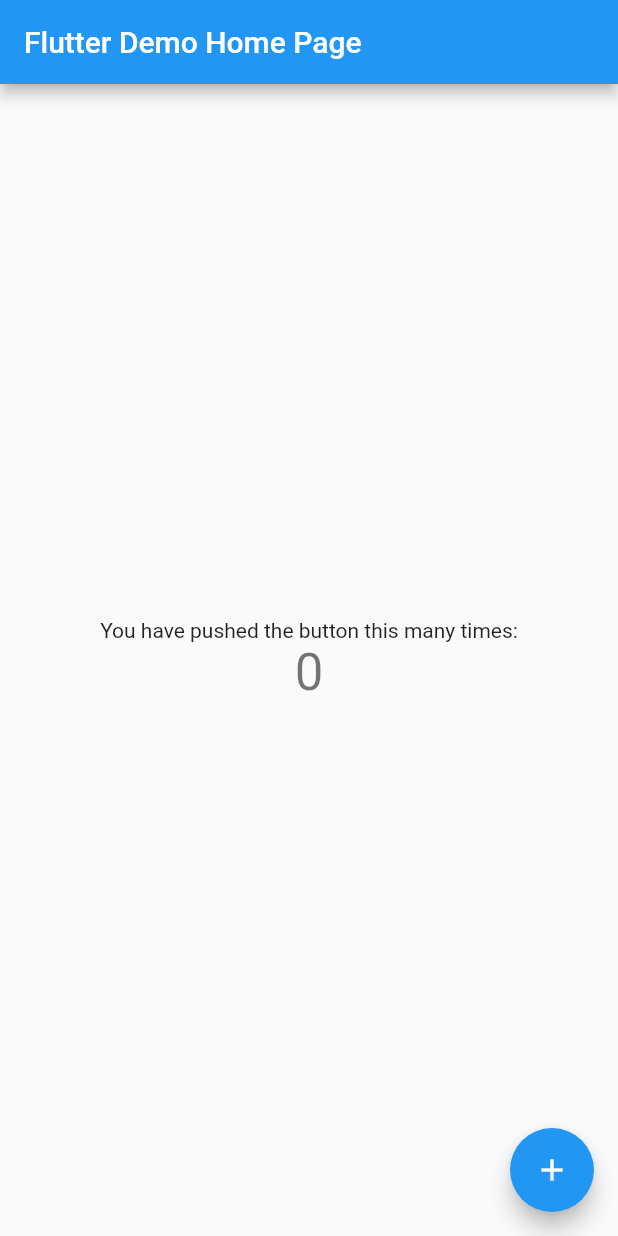
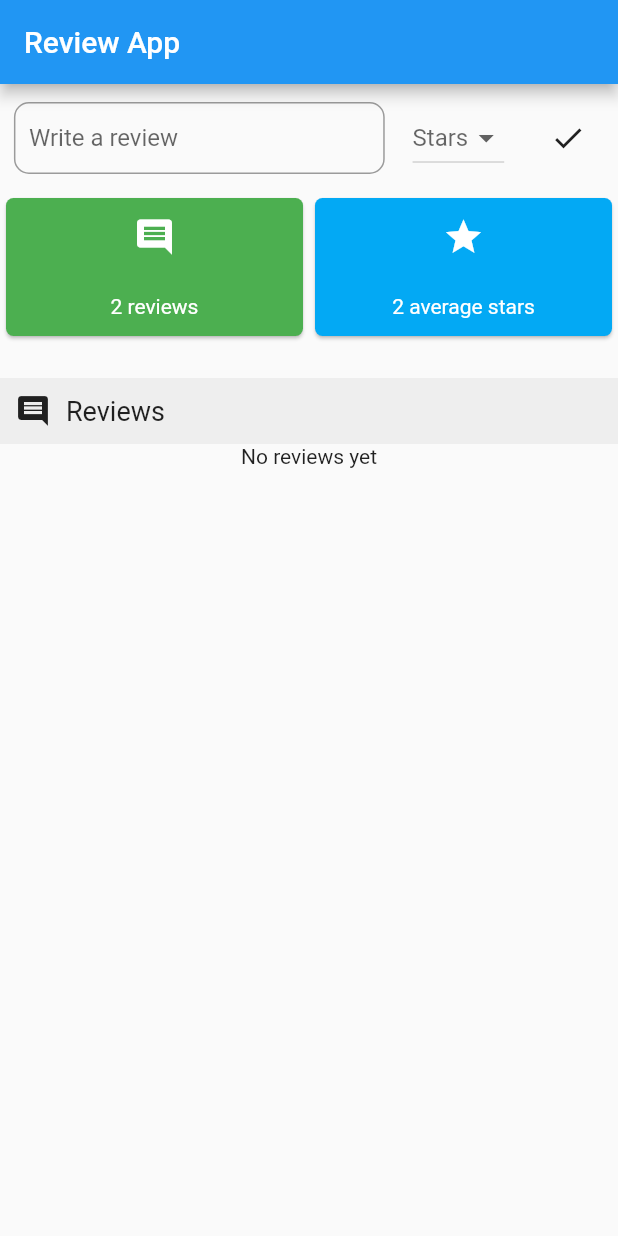
Before and after one commit to djthorpe/flutter, a Flutter app: the screen it shows after launch, on a phone screen of 412 x 824 dp. Run offline on Flutter 3.47's test engine with Material 2 defaults, Android fonts, the phone set to English and light mode, and no system bars.

Commit message:
Updated reveiwapp changes

```diff
--- a/reviewapp/lib/main.dart
+++ b/reviewapp/lib/main.dart
@@ -1,4 +1,5 @@
 import 'package:flutter/material.dart';
+import '../screens/review.dart';
 
 void main() => runApp(MyApp());
 
@@ -9,103 +10,9 @@ class MyApp extends StatelessWidget {
     return MaterialApp(
       title: 'Flutter Demo',
       theme: ThemeData(
-        // This is the theme of your application.
-        //
-        // Try running your application with "flutter run". You'll see the
-        // application has a blue toolbar. Then, without quitting the app, try
-        // changing the primarySwatch below to Colors.green and then invoke
-        // "hot reload" (press "r" in the console where you ran "flutter run",
-        // or simply save your changes to "hot reload" in a Flutter IDE).
-        // Notice that the counter didn't reset back to zero; the application
-        // is not restarted.
         primarySwatch: Colors.blue,
       ),
-      home: MyHomePage(title: 'Flutter Demo Home Page'),
+      home: Review()
     );
   }
 }
-
-class MyHomePage extends StatefulWidget {
-  MyHomePage({Key key, this.title}) : super(key: key);
-
-  // This widget is the home page of your application. It is stateful, meaning
-  // that it has a State object (defined below) that contains fields that affect
-  // how it looks.
-
-  // This class is the configuration for the state. It holds the values (in this
-  // case the title) provided by the parent (in this case the App widget) and
-  // used by the build method of the State. Fields in a Widget subclass are
-  // always marked "final".
-
-  final String title;
-
-  @override
-  _MyHomePageState createState() => _MyHomePageState();
-}
-
-class _MyHomePageState extends State<MyHomePage> {
-  int _counter = 0;
-
-  void _incrementCounter() {
-    setState(() {
-      // This call to setState tells the Flutter framework that something has
-      // changed in this State, which causes it to rerun the build method below
-      // so that the display can reflect the updated values. If we changed
-      // _counter without calling setState(), then the build method would not be
-      // called again, and so nothing would appear to happen.
-      _counter++;
-    });
-  }
-
-  @override
-  Widget build(BuildContext context) {
-    // This method is rerun every time setState is called, for instance as done
-    // by the _incrementCounter method above.
-    //
-    // The Flutter framework has been optimized to make rerunning build methods
-    // fast, so that you can just rebuild anything that needs updating rather
-    // than having to individually change instances of widgets.
-    return Scaffold(
-      appBar: AppBar(
-        // Here we take the value from the MyHomePage object that was created by
-        // the App.build method, and use it to set our appbar title.
-        title: Text(widget.title),
-      ),
-      body: Center(
-        // Center is a layout widget. It takes a single child and positions it
-        // in the middle of the parent.
-        child: Column(
-          // Column is also a layout widget. It takes a list of children and
-          // arranges them vertically. By default, it sizes itself to fit its
-          // children horizontally, and tries to be as tall as its parent.
-          //
-          // Invoke "debug painting" (press "p" in the console, choose the
-          // "Toggle Debug Paint" action from the Flutter Inspector in Android
-          // Studio, or the "Toggle Debug Paint" command in Visual Studio Code)
-          // to see the wireframe for each widget.
-          //
-          // Column has various properties to control how it sizes itself and
-          // how it positions its children. Here we use mainAxisAlignment to
-          // center the children vertically; the main axis here is the vertical
-          // axis because Columns are vertical (the cross axis would be
-          // horizontal).
-          mainAxisAlignment: MainAxisAlignment.center,
-          children: <Widget>[
-            Text(
-              'You have pushed the button this many times:',
-            ),
-            Text(
-              '$_counter',
-              style: Theme.of(context).textTheme.display1,
-            ),
-          ],
-        ),
-      ),
-      floatingActionButton: FloatingActionButton(
-        onPressed: _incrementCounter,
-        tooltip: 'Increment',
-        child: Icon(Icons.add),
-      ), // This trailing comma makes auto-formatting nicer for build methods.
-    );
-  }
-}
--- /dev/null
+++ b/reviewapp/lib/screens/review.dart
@@ -0,0 +1,128 @@
+
+import 'package:flutter/material.dart';
+import '../widgets/infocard.dart' show InfoCard;
+
+class Review extends StatefulWidget {
+  @override
+  ReviewState createState() {
+    return new ReviewState();
+  }
+}
+
+class ReviewState extends State<Review> {
+  final List<int> _stars = [1, 2, 3, 4, 5];
+  final TextEditingController _commentController = TextEditingController();
+  int _selectedStar;
+
+  @override
+  void initState() {
+    super.initState();
+  }
+  @override
+  Widget build(BuildContext context) {
+    Size screenSize = MediaQuery.of(context).size;
+    double screenWidth = screenSize.width;
+    return Scaffold(
+      appBar: AppBar(
+        title: Text('Review App'),
+      ),
+      body: Center(
+        child: Column(
+          mainAxisAlignment: MainAxisAlignment.start,
+          children: <Widget>[
+            SizedBox(height: 12.0),
+            Row(
+              mainAxisAlignment: MainAxisAlignment.spaceAround,
+              children: <Widget>[
+                Container(
+                  width: screenWidth * 0.6,
+                  child: TextField(
+                    controller: _commentController,
+                    decoration: InputDecoration(
+                      contentPadding: EdgeInsets.all(10),
+                      border: OutlineInputBorder(
+                        borderRadius: BorderRadius.circular(10.0),
+                      ),
+                      hintText: "Write a review",
+                      labelText: "Write a review",
+                    ),
+                  ),
+                ),
+                Container(
+                  child: DropdownButton(
+                    hint: Text("Stars"),
+                    elevation: 0,
+                    value: _selectedStar,
+                    items: _stars.map((star) {
+                      return DropdownMenuItem<int>(
+                        child: Text(star.toString()),
+                        value: star,
+                      );
+                    }).toList(),
+                    onChanged: (item) {
+                      setState(() {
+                        _selectedStar = item;
+                      });
+                    },
+                  ),
+                ),
+                Container(
+                  child: Builder(
+                    builder: (BuildContext context) {
+                      return IconButton(
+                        icon: Icon(Icons.done),
+                        onPressed: () {},
+                      );
+                    },
+                  ),
+                ),
+              ],
+            ),
+            SizedBox(height: 12.0),
+            //contains average stars and total reviews card
+            Row(
+              mainAxisAlignment: MainAxisAlignment.spaceEvenly,
+              children: <Widget>[
+                InfoCard(
+                    infoValue: '2',
+                    infoLabel: "reviews",
+                    cardColor: Colors.green,
+                    iconData: Icons.comment),
+                InfoCard(
+                  infoValue: '2',
+                  infoLabel: "average stars",
+                  cardColor: Colors.lightBlue,
+                  iconData: Icons.star,
+                  key: Key('avgStar'),
+                ),
+              ],
+            ),
+            SizedBox(height: 24.0),
+            //the review menu label
+            Container(
+              color: Colors.grey[200],
+              padding: EdgeInsets.all(10),
+              child: Row(
+                mainAxisAlignment: MainAxisAlignment.start,
+                children: <Widget>[
+                  Icon(Icons.comment),
+                  SizedBox(width: 10.0),
+                  Text(
+                    "Reviews",
+                    style: TextStyle(fontSize: 18),
+                  ),
+                ],
+              ),
+            ),
+            //contains list of reviews
+            Expanded(
+              child: Container(
+                child: Text("No reviews yet"),
+              ),
+            ),
+          ],
+        ),
+      ),
+    );
+  }
+}
--- /dev/null
+++ b/reviewapp/lib/widgets/infocard.dart
@@ -0,0 +1,45 @@
+import 'package:flutter/material.dart';
+
+class InfoCard extends StatelessWidget {
+  final String infoValue;
+  final String infoLabel;
+  final Color cardColor;
+  final IconData iconData;
+  const InfoCard(
+      {Key key,
+      @required this.infoValue,
+      @required this.infoLabel,
+      @required this.cardColor,
+      @required this.iconData,
+      })
+      : super(key: key);
+  @override
+  Widget build(BuildContext context) {
+    Size screenSize = MediaQuery.of(context).size;
+    double screenWidth = screenSize.width;
+    return Container(
+      height: 100,
+      width: screenWidth / 2,
+      child: Card(
+        color: cardColor,
+        shape: RoundedRectangleBorder(
+          borderRadius: BorderRadius.circular(5.0),
+        ),
+        child: Column(
+          mainAxisAlignment: MainAxisAlignment.spaceAround,
+          children: <Widget>[
+            Icon(
+              iconData,
+              size: 28.0,
+              color: Colors.white,
+            ),
+            Text(
+              "$infoValue $infoLabel",
+              style: TextStyle(color: Colors.white),
+            ),
+          ],
+        ),
+      ),
+    );
+  }
+}
```
Also changed, not shown: reviewapp/lib/models/review.dart (line endings or trailing spaces), 1 other file.
